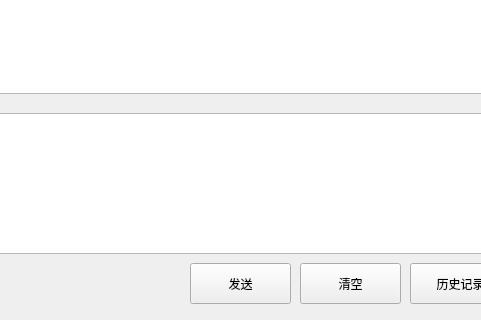
A-Yu-cn/sqq, file client/chatWindow/chatWindow.ui: the form before one commit; both pictures show x 350 to 831 and y 447 to 767 of the 1119 by 767 pixel window.
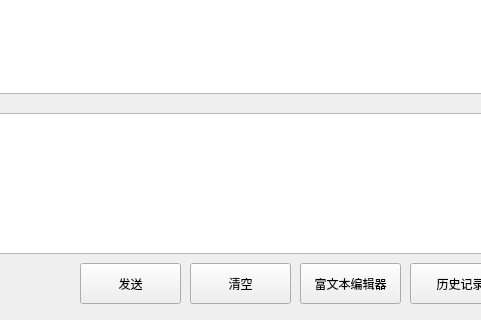
The form after the commit.

Commit message: 实现超文本传输功能 完善历史记录查询

The edit to the form file:
```diff
--- a/client/chatWindow/chatWindow.ui
+++ b/client/chatWindow/chatWindow.ui
@@ -49,7 +49,7 @@
   <widget class="QPushButton" name="clearButton">
    <property name="geometry">
     <rect>
-     <x>650</x>
+     <x>540</x>
      <y>710</y>
      <width>101</width>
      <height>41</height>
@@ -115,7 +115,7 @@
   <widget class="QPushButton" name="submitButton">
    <property name="geometry">
     <rect>
-     <x>540</x>
+     <x>430</x>
      <y>710</y>
      <width>101</width>
      <height>41</height>
@@ -125,6 +125,19 @@
     <string>发送</string>
    </property>
   </widget>
+  <widget class="QPushButton" name="richTextButton">
+   <property name="geometry">
+    <rect>
+     <x>650</x>
+     <y>710</y>
+     <width>101</width>
+     <height>41</height>
+    </rect>
+   </property>
+   <property name="text">
+    <string>富文本编辑器</string>
+   </property>
+  </widget>
  </widget>
  <resources/>
  <connections/>
```
The commit also changes 22 other files.
